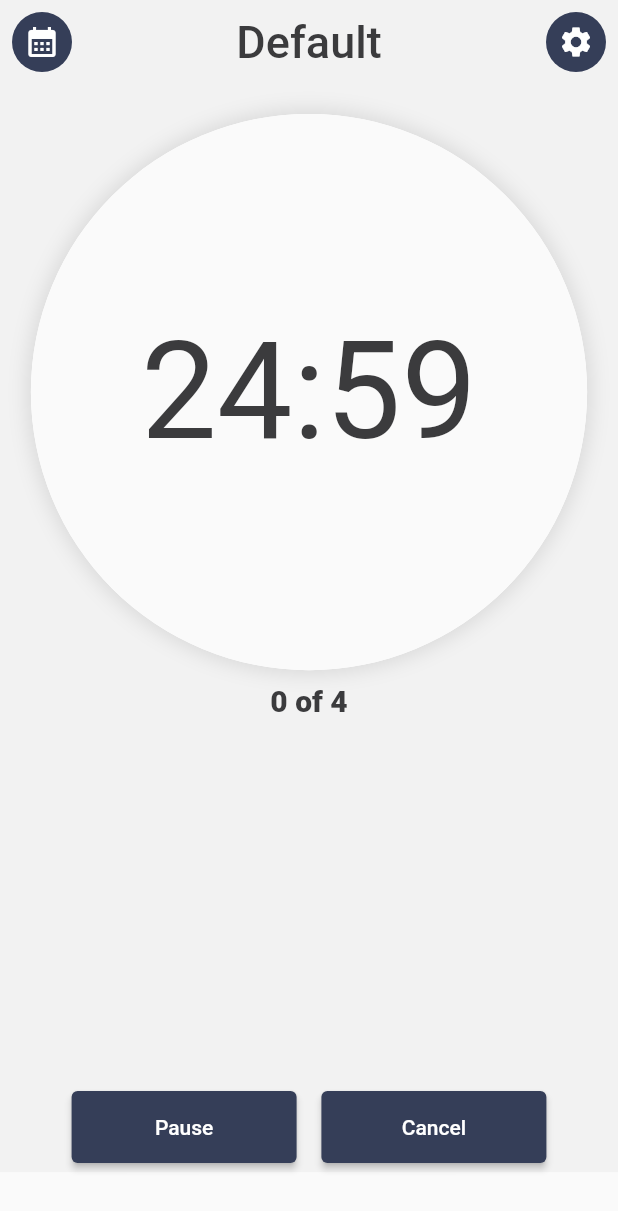
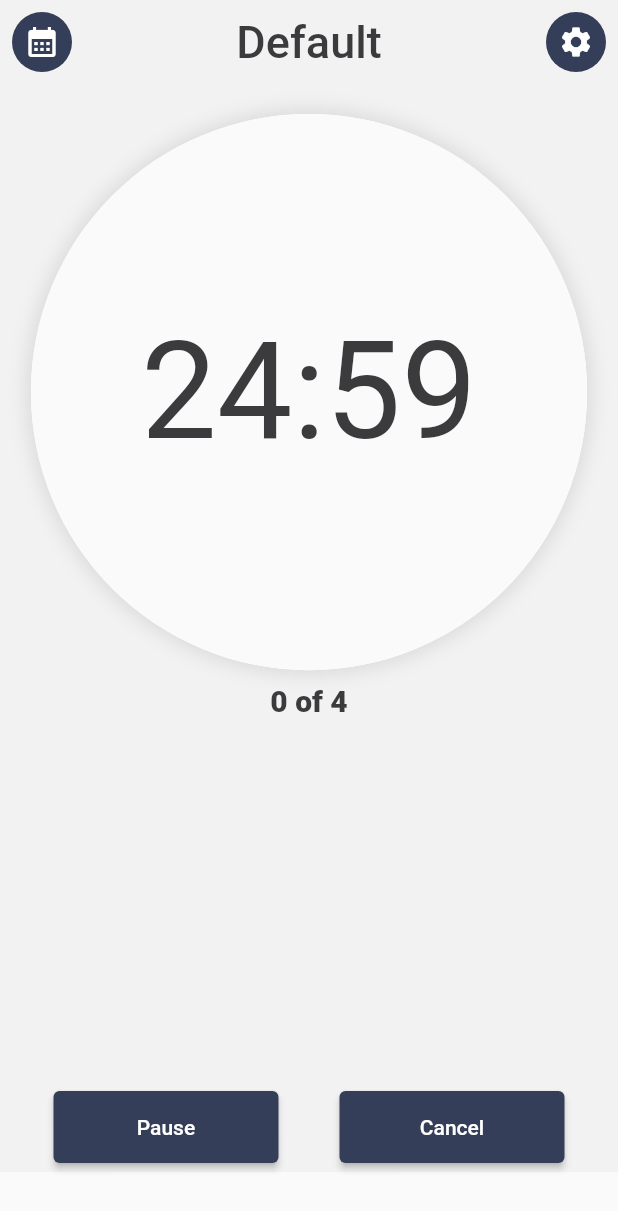
Before and after one commit to vin-murithi/zeit-prototype, a Flutter app: the screen it shows after launch, after a tap on the "add" icon, after a tap on "Start Session", on a phone screen of 412 x 824 dp. Shown: the top 1211 px of the screen. Run offline on Flutter 3.47's test engine with Material 2 defaults, Android fonts, the light colour scheme and no system bars; our stand-ins replace audioplayers, pie_chart, table_calendar.

Commit message:
25-08-2022

```diff
--- a/lib/screens/home/home_screen.dart
+++ b/lib/screens/home/home_screen.dart
@@ -3,7 +3,7 @@ import 'dart:async';
 import 'package:zeit/constants.dart';
 import 'package:zeit/controllers/database.dart';
 import 'package:zeit/screens/history/history.dart';
-// import 'package:zeit/screens/settings/settings.dart';
+import 'package:zeit/screens/settings/settings.dart';
 import 'package:audioplayers/audioplayers.dart';
 
 class HomeScreen extends StatefulWidget {
@@ -282,20 +282,17 @@ class _HomeScreenState extends State<HomeScreen> {
             children: [
               Container(
                 height: 50,
-                width: deviceWidth * 0.8,
+                width: deviceWidth * 1,
                 child: Row(
                   mainAxisAlignment: MainAxisAlignment.spaceEvenly,
                   children: [
-                    Padding(
-                      padding: const EdgeInsets.fromLTRB(0, 0, 5, 0),
-                      child: ElevatedButton(
+                    ElevatedButton(
                       onPressed: () =>
                           {isPaused ? resumePomodoro() : pausePomodoro()},
                       child: Text(isPaused ? 'Resume' : 'Pause'),
                       style: ElevatedButton.styleFrom(
                         primary: kTertiaryColor,
                         minimumSize: Size(150, 48),
-                        ),
                       ),
                     ),
                     Padding(
@@ -316,7 +313,8 @@ class _HomeScreenState extends State<HomeScreen> {
           ),
         );
       } else if (breakOngoing) {
-        buttons = Container(
+        buttons = Center(
+          child: Container(
             height: deviceHeight * 0.28,
             width: deviceWidth,
             child: Column(
@@ -325,20 +323,17 @@ class _HomeScreenState extends State<HomeScreen> {
               children: [
                 Container(
                   height: 50,
-                width: deviceWidth * 0.8,
+                  width: deviceWidth * 1,
                   child: Row(
                     mainAxisAlignment: MainAxisAlignment.spaceEvenly,
                     children: [
-                    Padding(
-                      padding: const EdgeInsets.fromLTRB(0, 0, 5, 0),
-                      child: ElevatedButton(
+                      ElevatedButton(
                         onPressed: () =>
                             {isPaused ? resumePomodoro() : pausePomodoro()},
                         child: Text(isPaused ? 'Resume' : 'Pause'),
                         style: ElevatedButton.styleFrom(
                           primary: kTertiaryColor,
                           minimumSize: Size(150, 48),
-                        ),
                         ),
                       ),
                       Padding(
@@ -356,6 +351,7 @@ class _HomeScreenState extends State<HomeScreen> {
                   ),
                 )
               ],
+            ),
           ),
         );
       } else if (isOnBreak && !sessionOngoing) {
@@ -574,10 +570,10 @@ class _HomeScreenState extends State<HomeScreen> {
       actions: [
         IconButton(
           onPressed: () {
-            // Navigator.push(
-            //   context,
-            //   MaterialPageRoute(builder: (context) => const Settings()),
-            // );
+            Navigator.push(
+              context,
+              MaterialPageRoute(builder: (context) => const Settings()),
+            );
             print('feature not yet implemented');
           },
           icon: const CircleAvatar(
--- a/pubspec.yaml
+++ b/pubspec.yaml
@@ -39,6 +39,8 @@ dependencies:
   intl: ^0.17.0
   #For audio playing capabilities
   audioplayers: ^1.0.1
+  #For Neumorphic Layout
+  flutter_neumorphic: ^3.2.0
 
   # The following adds the Cupertino Icons font to your application.
   # Use with the CupertinoIcons class for iOS style icons.
```
Also changed, not shown: lib/components/neumorphism.dart (added, +24 -0 lines), lib/screens/history/taskHistory.dart (+10 -8 lines), pubspec.lock, 1 other file. Lines whose indentation alone changed are shown as unchanged.
